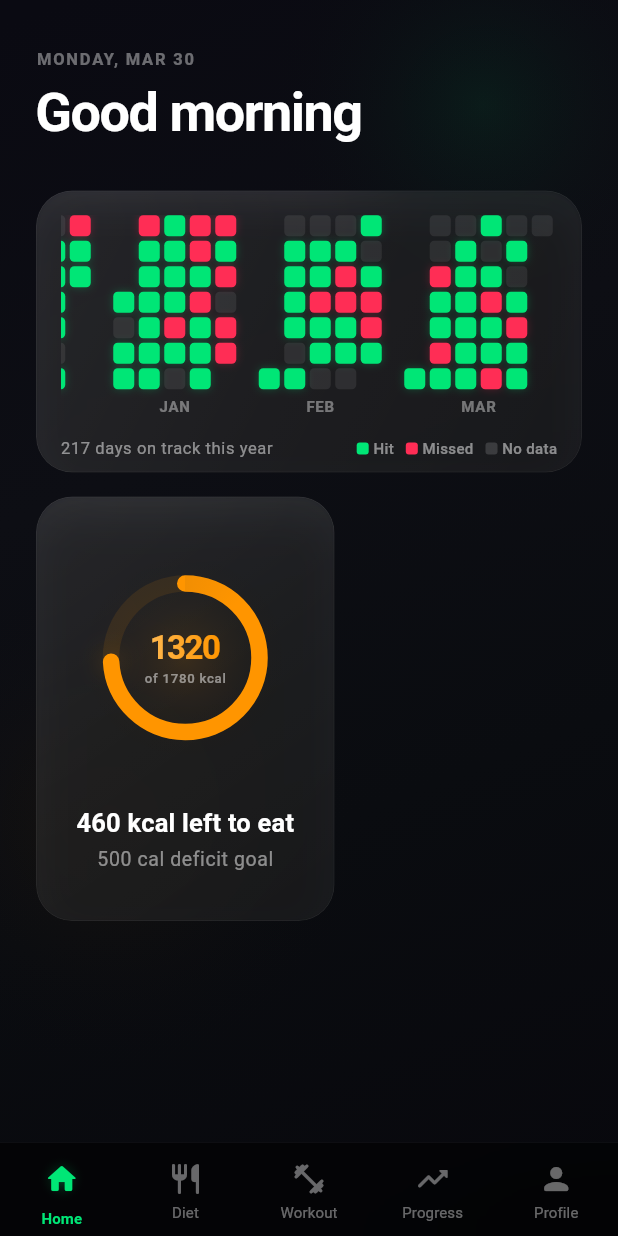
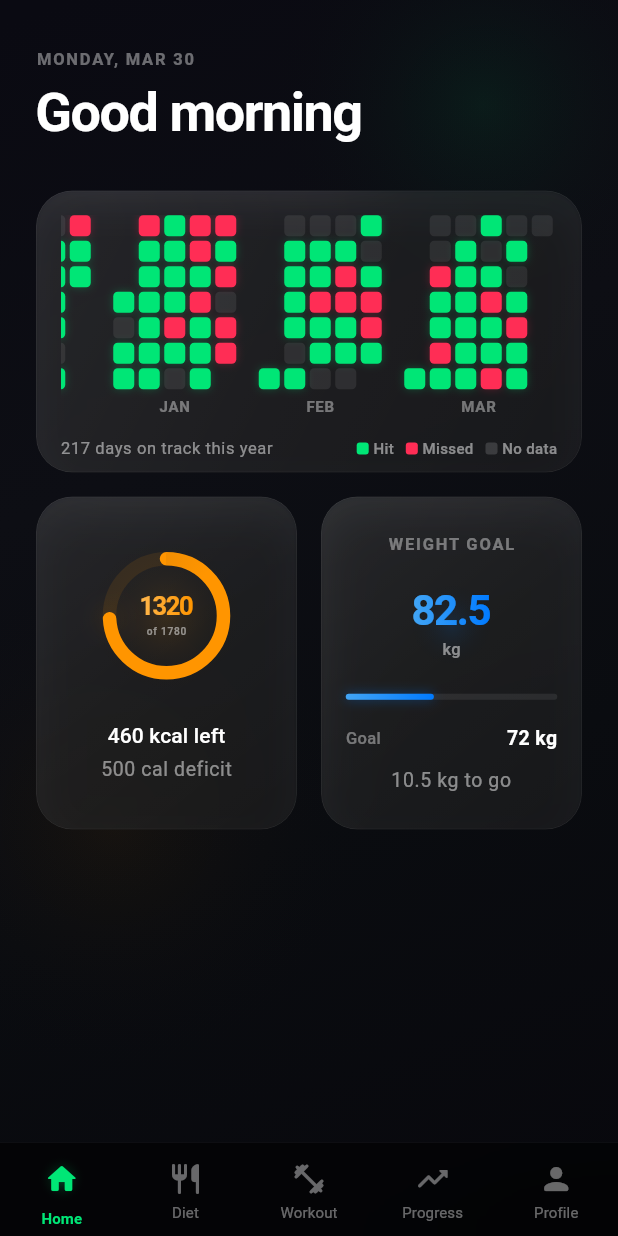
Before and after one commit to Kedar002/halkewajan, a Flutter app: the screen it shows after launch, on a phone screen of 412 x 824 dp. Run offline on Flutter 3.47's test engine with Material 3 defaults, Android fonts, the phone set to English and light mode, and no system bars.

Commit message:
weight goal tracker done

```diff
--- a/lib/screens/home_screen.dart
+++ b/lib/screens/home_screen.dart
@@ -2,6 +2,7 @@ import 'package:flutter/material.dart';
 import '../theme/app_theme.dart';
 import '../widgets/progress_calendar.dart';
 import '../widgets/todays_calorie_card.dart';
+import '../widgets/weight_goal_card.dart';
 
 class HomeScreen extends StatefulWidget {
   const HomeScreen({super.key});
@@ -175,12 +176,21 @@ class _HomeScreenState extends State<HomeScreen>
 
                 const SizedBox(height: Spacing.md),
 
-                // Calorie card — slides up + fades in
+                // Calorie + Weight cards — side by side
                 FadeTransition(
                   opacity: _calorieOpacity,
                   child: SlideTransition(
                     position: _calorieSlide,
-                    child: const TodaysCalorieCard(),
+                    child: IntrinsicHeight(
+                      child: Row(
+                        crossAxisAlignment: CrossAxisAlignment.stretch,
+                        children: const [
+                          Expanded(child: TodaysCalorieCard()),
+                          SizedBox(width: Spacing.md),
+                          Expanded(child: WeightGoalCard()),
+                        ],
+                      ),
+                    ),
                   ),
                 ),
 
--- a/lib/theme/app_theme.dart
+++ b/lib/theme/app_theme.dart
@@ -35,6 +35,10 @@ class AppTheme {
   static const List<Color> caloriesGradient = [
     Color(0xFFFFB74D),
     Color(0xFFFF9500),
+  ];
+  static const List<Color> weightGradient = [
+    Color(0xFF42A5F5),
+    Color(0xFF007AFF),
   ];
 
   // Radii
--- a/lib/widgets/todays_calorie_card.dart
+++ b/lib/widgets/todays_calorie_card.dart
@@ -26,17 +26,17 @@ class TodaysCalorieCard extends StatelessWidget {
 
     final String goalText;
     if (deficit > 0) {
-      goalText = '$deficit cal deficit goal';
+      goalText = '$deficit cal deficit';
     } else if (deficit < 0) {
-      goalText = '${-deficit} cal surplus goal';
+      goalText = '${-deficit} cal surplus';
     } else {
-      goalText = 'Maintenance goal';
+      goalText = 'Maintenance';
     }
 
     return GlassCard(
       padding: const EdgeInsets.symmetric(
-        horizontal: Spacing.lg,
-        vertical: Spacing.xl,
+        horizontal: Spacing.md,
+        vertical: Spacing.lg,
       ),
       child: TweenAnimationBuilder<double>(
         tween: Tween(begin: 0.0, end: progress),
@@ -55,8 +55,8 @@ class TodaysCalorieCard extends StatelessWidget {
                 alignment: Alignment.center,
                 children: [
                   Container(
-                    width: 150,
-                    height: 150,
+                    width: 110,
+                    height: 110,
                     decoration: BoxDecoration(
                       shape: BoxShape.circle,
                       gradient: RadialGradient(
@@ -72,9 +72,9 @@ class TodaysCalorieCard extends StatelessWidget {
                     progress: animatedProgress,
                     color: isOver ? AppTheme.fat : AppTheme.calories,
                     value: '$animatedConsumed',
-                    unit: 'of $targetIntake kcal',
-                    size: 110,
-                    strokeWidth: 11,
+                    unit: 'of $targetIntake',
+                    size: 85,
+                    strokeWidth: 9,
                     valueGradient: LinearGradient(
                       colors: isOver
                           ? const [AppTheme.fat, Color(0xFFFF6B6B)]
@@ -84,13 +84,16 @@ class TodaysCalorieCard extends StatelessWidget {
                 ],
               ),
 
-              const SizedBox(height: Spacing.lg),
+              const SizedBox(height: Spacing.md),
 
               Text(
                 isOver
-                    ? '${-remaining} kcal over target'
-                    : '$remaining kcal left to eat',
-                style: textTheme.titleMedium,
+                    ? '${-remaining} over'
+                    : '$remaining kcal left',
+                style: textTheme.titleSmall?.copyWith(
+                  fontSize: 14,
+                ),
+                textAlign: TextAlign.center,
               ),
 
               const SizedBox(height: Spacing.xs),
--- /dev/null
+++ b/lib/widgets/weight_goal_card.dart
@@ -0,0 +1,177 @@
+import 'package:flutter/material.dart';
+import '../theme/app_theme.dart';
+import 'glass_card.dart';
+
+class WeightGoalCard extends StatelessWidget {
+  final double currentWeight;
+  final double goalWeight;
+  final double startWeight;
+
+  const WeightGoalCard({
+    super.key,
+    this.currentWeight = 82.5,
+    this.goalWeight = 72.0,
+    this.startWeight = 90.0,
+  });
+
+  String _fmt(double w) =>
+      w == w.roundToDouble() ? w.toInt().toString() : w.toStringAsFixed(1);
+
+  @override
+  Widget build(BuildContext context) {
+    final textTheme = Theme.of(context).textTheme;
+
+    final totalChange = (startWeight - goalWeight).abs();
+    final progress = totalChange > 0
+        ? ((startWeight - currentWeight).abs() / totalChange).clamp(0.0, 1.0)
+        : 0.0;
+    final remaining = (currentWeight - goalWeight).abs();
+    final isGaining = goalWeight > startWeight;
+
+    return GlassCard(
+      padding: const EdgeInsets.symmetric(
+        horizontal: Spacing.md,
+        vertical: Spacing.lg,
+      ),
+      child: TweenAnimationBuilder<double>(
+        tween: Tween(begin: 0.0, end: progress),
+        duration: const Duration(milliseconds: 900),
+        curve: Curves.easeOutCubic,
+        builder: (context, animatedProgress, _) {
+          return Column(
+            mainAxisSize: MainAxisSize.min,
+            children: [
+              // Label
+              Text(
+                'WEIGHT GOAL',
+                style: textTheme.labelMedium,
+              ),
+
+              const SizedBox(height: Spacing.md),
+
+              // Current weight — gradient number with ambient glow
+              Stack(
+                alignment: Alignment.center,
+                children: [
+                  Container(
+                    width: 100,
+                    height: 60,
+                    decoration: BoxDecoration(
+                      shape: BoxShape.rectangle,
+                      borderRadius: BorderRadius.circular(30),
+                      gradient: RadialGradient(
+                        colors: [
+                          AppTheme.weight.withValues(alpha: 0.12),
+                          Colors.transparent,
+                        ],
+                      ),
+                    ),
+                  ),
+                  Column(
+                    children: [
+                      ShaderMask(
+                        shaderCallback: (bounds) => const LinearGradient(
+                          colors: AppTheme.weightGradient,
+                        ).createShader(
+                          Rect.fromLTWH(0, 0, bounds.width, bounds.height),
+                        ),
+                        child: Text(
+                          _fmt(currentWeight),
+                          style: const TextStyle(
+                            fontSize: 28,
+                            fontWeight: FontWeight.w700,
+                            color: Colors.white,
+                            letterSpacing: -1.0,
+                            height: 1.1,
+                          ),
+                        ),
+                      ),
+                      const SizedBox(height: 2),
+                      Text(
+                        'kg',
+                        style: TextStyle(
+                          fontSize: 11,
+                          fontWeight: FontWeight.w500,
+                          color: Colors.white.withValues(alpha: 0.5),
+                        ),
+                      ),
+                    ],
+                  ),
+                ],
+              ),
+
+              const SizedBox(height: Spacing.md),
+
+              // Animated progress bar with glow
+              Stack(
+                children: [
+                  // Track
+                  Container(
+                    height: 4,
+                    decoration: BoxDecoration(
+                      borderRadius: BorderRadius.circular(2),
+                      color: Colors.white.withValues(alpha: 0.08),
+                    ),
+                  ),
+                  // Fill
+                  FractionallySizedBox(
+                    widthFactor: animatedProgress,
+                    child: Container(
+                      height: 4,
+                      decoration: BoxDecoration(
+                        borderRadius: BorderRadius.circular(2),
+                        gradient: const LinearGradient(
+                          colors: AppTheme.weightGradient,
+                        ),
+                        boxShadow: [
+                          BoxShadow(
+                            color: AppTheme.weight.withValues(alpha: 0.4),
+                            blurRadius: 6,
+                          ),
+                        ],
+                      ),
+                    ),
+                  ),
+                ],
+              ),
+
+              const SizedBox(height: Spacing.md),
+
+              // Goal row
+              Row(
+                mainAxisAlignment: MainAxisAlignment.spaceBetween,
+                children: [
+                  Text(
+                    isGaining ? 'Target' : 'Goal',
+                    style: TextStyle(
+                      fontSize: 11,
+                      fontWeight: FontWeight.w500,
+                      color: Colors.white.withValues(alpha: 0.4),
+                    ),
+                  ),
+                  Text(
+                    '${_fmt(goalWeight)} kg',
+                    style: const TextStyle(
+                      fontSize: 13,
+                      fontWeight: FontWeight.w600,
+                      color: Colors.white,
+                    ),
+                  ),
+                ],
+              ),
+
+              const SizedBox(height: Spacing.sm),
+
+              // Remaining
+              Text(
+                '${_fmt(remaining)} kg to go',
+                style: textTheme.bodySmall,
+                textAlign: TextAlign.center,
+              ),
+            ],
+          );
+        },
+      ),
+    );
+  }
+}
```
